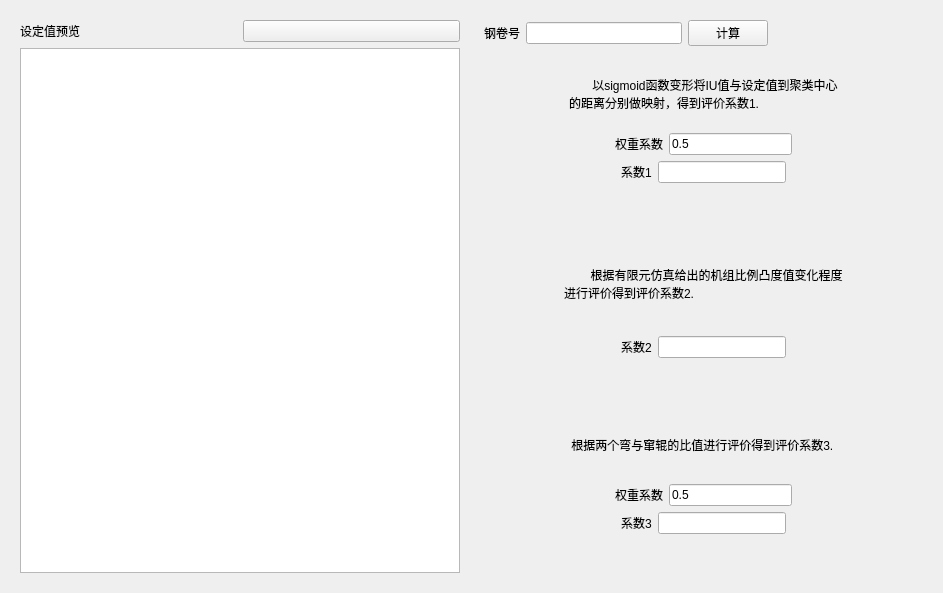
The window that flatness_control_capability_evaluation/preset_evaluate/preset_evaluate.ui (zhanghongjia1116/flatness) describes before a commit, drawn with Qt 5.
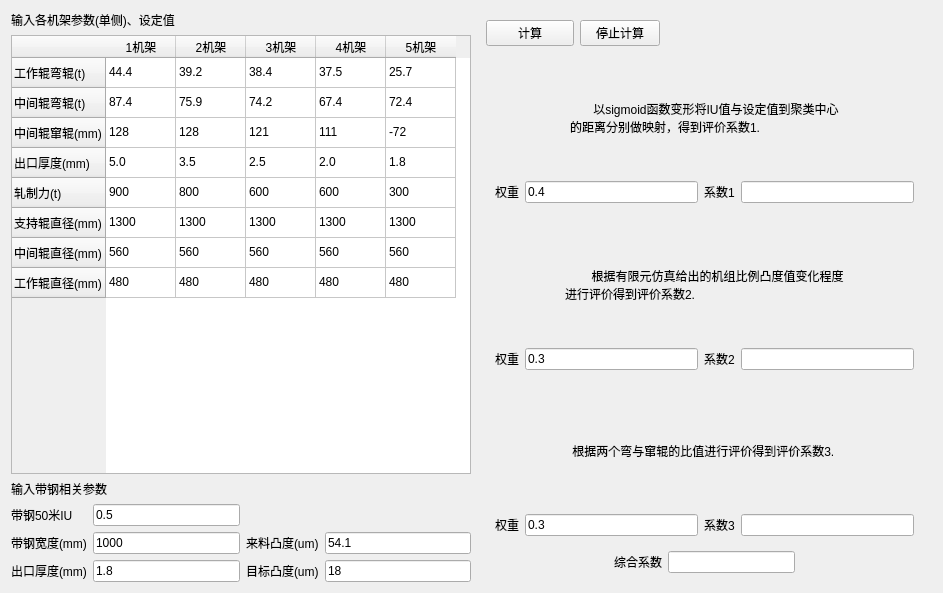
The same window after the commit. Custom widgets are drawn as their Qt base class.

Commit message: 马哥修改预设定值评价系数2

Patch:
```diff
--- a/flatness_control_capability_evaluation/preset_evaluate/preset_evaluate.ui
+++ b/flatness_control_capability_evaluation/preset_evaluate/preset_evaluate.ui
@@ -16,42 +16,390 @@
   <layout class="QHBoxLayout" name="horizontalLayout_9">
    <item>
     <widget class="CardWidget" name="CardWidget">
-     <layout class="QVBoxLayout" name="verticalLayout_5" stretch="1,9">
+     <layout class="QVBoxLayout" name="verticalLayout_5" stretch="0,0,0,0">
+      <property name="leftMargin">
+       <number>0</number>
+      </property>
+      <property name="topMargin">
+       <number>0</number>
+      </property>
+      <property name="rightMargin">
+       <number>0</number>
+      </property>
+      <property name="bottomMargin">
+       <number>0</number>
+      </property>
       <item>
-       <layout class="QHBoxLayout" name="horizontalLayout_8">
-        <item>
-         <widget class="SubtitleLabel" name="SubtitleLabel">
+       <widget class="SubtitleLabel" name="SubtitleLabel">
+        <property name="text">
+         <string>输入各机架参数(单侧)、设定值</string>
+        </property>
+       </widget>
+      </item>
+      <item>
+       <widget class="TableWidget" name="TableWidget">
+        <property name="sizeAdjustPolicy">
+         <enum>QAbstractScrollArea::AdjustToContents</enum>
+        </property>
+        <attribute name="horizontalHeaderDefaultSectionSize">
+         <number>70</number>
+        </attribute>
+        <row>
+         <property name="text">
+          <string>工作辊弯辊(t)</string>
+         </property>
+        </row>
+        <row>
+         <property name="text">
+          <string>中间辊弯辊(t)</string>
+         </property>
+        </row>
+        <row>
+         <property name="text">
+          <string>中间辊窜辊(mm)</string>
+         </property>
+        </row>
+        <row>
+         <property name="text">
+          <string>出口厚度(mm)</string>
+         </property>
+        </row>
+        <row>
+         <property name="text">
+          <string>轧制力(t)</string>
+         </property>
+        </row>
+        <row>
+         <property name="text">
+          <string>支持辊直径(mm)</string>
+         </property>
+        </row>
+        <row>
+         <property name="text">
+          <string>中间辊直径(mm)</string>
+         </property>
+        </row>
+        <row>
+         <property name="text">
+          <string>工作辊直径(mm)</string>
+         </property>
+        </row>
+        <column>
+         <property name="text">
+          <string>1机架</string>
+         </property>
+        </column>
+        <column>
+         <property name="text">
+          <string>2机架</string>
+         </property>
+        </column>
+        <column>
+         <property name="text">
+          <string>3机架</string>
+         </property>
+        </column>
+        <column>
+         <property name="text">
+          <string>4机架</string>
+         </property>
+        </column>
+        <column>
+         <property name="text">
+          <string>5机架</string>
+         </property>
+        </column>
+        <item row="0" column="0">
+         <property name="text">
+          <string>44.4  </string>
+         </property>
+        </item>
+        <item row="0" column="1">
+         <property name="text">
+          <string>39.2</string>
+         </property>
+        </item>
+        <item row="0" column="2">
+         <property name="text">
+          <string>38.4 </string>
+         </property>
+        </item>
+        <item row="0" column="3">
+         <property name="text">
+          <string>37.5</string>
+         </property>
+        </item>
+        <item row="0" column="4">
+         <property name="text">
+          <string>25.7</string>
+         </property>
+        </item>
+        <item row="1" column="0">
+         <property name="text">
+          <string>87.4 </string>
+         </property>
+        </item>
+        <item row="1" column="1">
+         <property name="text">
+          <string>75.9 </string>
+         </property>
+        </item>
+        <item row="1" column="2">
+         <property name="text">
+          <string>74.2 </string>
+         </property>
+        </item>
+        <item row="1" column="3">
+         <property name="text">
+          <string>67.4 </string>
+         </property>
+        </item>
+        <item row="1" column="4">
+         <property name="text">
+          <string>72.4</string>
+         </property>
+        </item>
+        <item row="2" column="0">
+         <property name="text">
+          <string>128 </string>
+         </property>
+        </item>
+        <item row="2" column="1">
+         <property name="text">
+          <string>128 </string>
+         </property>
+        </item>
+        <item row="2" column="2">
+         <property name="text">
+          <string>121 </string>
+         </property>
+        </item>
+        <item row="2" column="3">
+         <property name="text">
+          <string>111 </string>
+         </property>
+        </item>
+        <item row="2" column="4">
+         <property name="text">
+          <string>-72</string>
+         </property>
+        </item>
+        <item row="3" column="0">
+         <property name="text">
+          <string>5.0</string>
+         </property>
+        </item>
+        <item row="3" column="1">
+         <property name="text">
+          <string>3.5</string>
+         </property>
+        </item>
+        <item row="3" column="2">
+         <property name="text">
+          <string>2.5</string>
+         </property>
+        </item>
+        <item row="3" column="3">
+         <property name="text">
+          <string>2.0</string>
+         </property>
+        </item>
+        <item row="3" column="4">
+         <property name="text">
+          <string>1.8</string>
+         </property>
+        </item>
+        <item row="4" column="0">
+         <property name="text">
+          <string>900</string>
+         </property>
+        </item>
+        <item row="4" column="1">
+         <property name="text">
+          <string>800</string>
+         </property>
+        </item>
+        <item row="4" column="2">
+         <property name="text">
+          <string>600</string>
+         </property>
+        </item>
+        <item row="4" column="3">
+         <property name="text">
+          <string>600</string>
+         </property>
+        </item>
+        <item row="4" column="4">
+         <property name="text">
+          <string>300</string>
+         </property>
+        </item>
+        <item row="5" column="0">
+         <property name="text">
+          <string>1300</string>
+         </property>
+        </item>
+        <item row="5" column="1">
+         <property name="text">
+          <string>1300</string>
+         </property>
+        </item>
+        <item row="5" column="2">
+         <property name="text">
+          <string>1300</string>
+         </property>
+        </item>
+        <item row="5" column="3">
+         <property name="text">
+          <string>1300</string>
+         </property>
+        </item>
+        <item row="5" column="4">
+         <property name="text">
+          <string>1300</string>
+         </property>
+        </item>
+        <item row="6" column="0">
+         <property name="text">
+          <string>560</string>
+         </property>
+        </item>
+        <item row="6" column="1">
+         <property name="text">
+          <string>560</string>
+         </property>
+        </item>
+        <item row="6" column="2">
+         <property name="text">
+          <string>560</string>
+         </property>
+        </item>
+        <item row="6" column="3">
+         <property name="text">
+          <string>560</string>
+         </property>
+        </item>
+        <item row="6" column="4">
+         <property name="text">
+          <string>560</string>
+         </property>
+        </item>
+        <item row="7" column="0">
+         <property name="text">
+          <string>480</string>
+         </property>
+        </item>
+        <item row="7" column="1">
+         <property name="text">
+          <string>480</string>
+         </property>
+        </item>
+        <item row="7" column="2">
+         <property name="text">
+          <string>480</string>
+         </property>
+        </item>
+        <item row="7" column="3">
+         <property name="text">
+          <string>480</string>
+         </property>
+        </item>
+        <item row="7" column="4">
+         <property name="text">
+          <string>480</string>
+         </property>
+        </item>
+       </widget>
+      </item>
+      <item>
+       <widget class="SubtitleLabel" name="SubtitleLabel_2">
+        <property name="text">
+         <string>输入带钢相关参数</string>
+        </property>
+       </widget>
+      </item>
+      <item>
+       <layout class="QGridLayout" name="gridLayout">
+        <item row="2" column="2">
+         <widget class="CaptionLabel" name="CaptionLabel_6">
           <property name="text">
-           <string>设定值预览</string>
+           <string>来料凸度(um)</string>
           </property>
          </widget>
         </item>
-        <item>
-         <widget class="CalendarPicker" name="CalendarPicker"/>
+        <item row="3" column="1">
+         <widget class="LineEdit" name="exitThicknessLineEdit">
+          <property name="text">
+           <string>1.8</string>
+          </property>
+         </widget>
+        </item>
+        <item row="3" column="0">
+         <widget class="CaptionLabel" name="CaptionLabel_5">
+          <property name="text">
+           <string>出口厚度(mm)</string>
+          </property>
+         </widget>
+        </item>
+        <item row="2" column="3">
+         <widget class="LineEdit" name="materialConvexityLineEdit">
+          <property name="text">
+           <string>54.1</string>
+          </property>
+         </widget>
+        </item>
+        <item row="1" column="1">
+         <widget class="LineEdit" name="IULineEdit">
+          <property name="text">
+           <string>0.5</string>
+          </property>
+         </widget>
+        </item>
+        <item row="3" column="2">
+         <widget class="CaptionLabel" name="CaptionLabel_7">
+          <property name="text">
+           <string>目标凸度(um)</string>
+          </property>
+         </widget>
+        </item>
+        <item row="1" column="0">
+         <widget class="CaptionLabel" name="CaptionLabel_3">
+          <property name="text">
+           <string>带钢50米IU</string>
+          </property>
+         </widget>
+        </item>
+        <item row="2" column="0">
+         <widget class="CaptionLabel" name="CaptionLabel_2">
+          <property name="text">
+           <string>带钢宽度(mm)</string>
+          </property>
+         </widget>
+        </item>
+        <item row="2" column="1">
+         <widget class="LineEdit" name="stripWidthLineEdit">
+          <property name="text">
+           <string>1000</string>
+          </property>
+         </widget>
+        </item>
+        <item row="3" column="3">
+         <widget class="LineEdit" name="targetConvexityLineEdit">
+          <property name="text">
+           <string>18</string>
+          </property>
+         </widget>
         </item>
        </layout>
       </item>
-      <item>
-       <widget class="TableView" name="TableView"/>
-      </item>
      </layout>
     </widget>
    </item>
    <item>
     <widget class="CardWidget" name="CardWidget_2">
-     <layout class="QVBoxLayout" name="verticalLayout_4" stretch="1,3,3,3">
+     <layout class="QVBoxLayout" name="verticalLayout_4" stretch="0,3,3,3,0">
       <item>
-       <layout class="QHBoxLayout" name="horizontalLayout">
-        <item>
-         <widget class="SubtitleLabel" name="SubtitleLabel_2">
-          <property name="text">
-           <string>钢卷号</string>
-          </property>
-         </widget>
-        </item>
-        <item>
-         <widget class="LineEdit" name="stripLineEdit"/>
-        </item>
+       <layout class="QHBoxLayout" name="horizontalLayout_10" stretch="1,0,3">
         <item>
          <widget class="PrimaryPushButton" name="calculatePushButton">
           <property name="text">
@@ -59,6 +407,13 @@
           </property>
          </widget>
         </item>
+        <item>
+         <widget class="PrimaryPushButton" name="stopCalculatePushButton">
+          <property name="text">
+           <string>停止计算</string>
+          </property>
+         </widget>
+        </item>
         <item>
          <spacer name="horizontalSpacer_7">
           <property name="orientation">
@@ -118,66 +473,20 @@
           </layout>
          </item>
          <item>
-          <layout class="QHBoxLayout" name="horizontalLayout_10">
+          <layout class="QHBoxLayout" name="horizontalLayout">
            <item>
-            <spacer name="horizontalSpacer_15">
-             <property name="orientation">
-              <enum>Qt::Horizontal</enum>
-             </property>
-             <property name="sizeHint" stdset="0">
-              <size>
-               <width>40</width>
-               <height>20</height>
-              </size>
-             </property>
-            </spacer>
-           </item>
-           <item>
-            <widget class="CaptionLabel" name="CaptionLabel">
+            <widget class="SubtitleLabel" name="SubtitleLabel_6">
              <property name="text">
-              <string>权重系数</string>
+              <string>权重</string>
              </property>
             </widget>
            </item>
            <item>
             <widget class="LineEdit" name="proportion_1">
              <property name="text">
-              <string>0.5</string>
+              <string>0.4</string>
              </property>
             </widget>
-           </item>
-           <item>
-            <spacer name="horizontalSpacer_14">
-             <property name="orientation">
-              <enum>Qt::Horizontal</enum>
-             </property>
-             <property name="sizeHint" stdset="0">
-              <size>
-               <width>40</width>
-               <height>20</height>
-              </size>
-             </property>
-            </spacer>
-           </item>
-          </layout>
-         </item>
-         <item>
-          <layout class="QHBoxLayout" name="horizontalLayout_3" stretch="0,0,0,0">
-           <property name="bottomMargin">
-            <number>30</number>
-           </property>
-           <item>
-            <spacer name="horizontalSpacer_11">
-             <property name="orientation">
-              <enum>Qt::Horizontal</enum>
-             </property>
-             <property name="sizeHint" stdset="0">
-              <size>
-               <width>40</width>
-               <height>20</height>
-              </size>
-             </property>
-            </spacer>
            </item>
            <item>
             <widget class="SubtitleLabel" name="SubtitleLabel_3">
@@ -189,19 +498,6 @@
            <item>
             <widget class="LineEdit" name="coefficientLineEdit_1"/>
            </item>
-           <item>
-            <spacer name="horizontalSpacer_8">
-             <property name="orientation">
-              <enum>Qt::Horizontal</enum>
-             </property>
-             <property name="sizeHint" stdset="0">
-              <size>
-               <width>40</width>
-               <height>20</height>
-              </size>
-             </property>
-            </spacer>
-           </item>
           </layout>
          </item>
         </layout>
@@ -251,22 +547,20 @@
           </layout>
          </item>
          <item>
-          <layout class="QHBoxLayout" name="horizontalLayout_5">
-           <property name="bottomMargin">
-            <number>30</number>
-           </property>
+          <layout class="QHBoxLayout" name="horizontalLayout_3">
            <item>
-            <spacer name="horizontalSpacer_12">
-             <property name="orientation">
-              <enum>Qt::Horizontal</enum>
+            <widget class="SubtitleLabel" name="SubtitleLabel_7">
+             <property name="text">
+              <string>权重</string>
              </property>
-             <property name="sizeHint" stdset="0">
-              <size>
-               <width>40</width>
-               <height>20</height>
-              </size>
+            </widget>
+           </item>
+           <item>
+            <widget class="LineEdit" name="proportion_2">
+             <property name="text">
+              <string>0.3</string>
              </property>
-            </spacer>
+            </widget>
            </item>
            <item>
             <widget class="SubtitleLabel" name="SubtitleLabel_4">
@@ -278,19 +572,6 @@
            <item>
             <widget class="LineEdit" name="coefficientLineEdit_2"/>
            </item>
-           <item>
-            <spacer name="horizontalSpacer_9">
-             <property name="orientation">
-              <enum>Qt::Horizontal</enum>
-             </property>
-             <property name="sizeHint" stdset="0">
-              <size>
-               <width>40</width>
-               <height>20</height>
-              </size>
-             </property>
-            </spacer>
-           </item>
           </layout>
          </item>
         </layout>
@@ -352,66 +633,20 @@
           </layout>
          </item>
          <item>
-          <layout class="QHBoxLayout" name="horizontalLayout_12">
+          <layout class="QHBoxLayout" name="horizontalLayout_5">
            <item>
-            <spacer name="horizontalSpacer_18">
-             <property name="orientation">
-              <enum>Qt::Horizontal</enum>
-             </property>
-             <property name="sizeHint" stdset="0">
-              <size>
-               <width>40</width>
-               <height>20</height>
-              </size>
-             </property>
-            </spacer>
-           </item>
-           <item>
-            <widget class="CaptionLabel" name="CaptionLabel_3">
+            <widget class="SubtitleLabel" name="SubtitleLabel_8">
              <property name="text">
-              <string>权重系数</string>
+              <string>权重</string>
              </property>
             </widget>
            </item>
            <item>
             <widget class="LineEdit" name="proportion_3">
              <property name="text">
-              <string>0.5</string>
+              <string>0.3</string>
              </property>
             </widget>
-           </item>
-           <item>
-            <spacer name="horizontalSpacer_19">
-             <property name="orientation">
-              <enum>Qt::Horizontal</enum>
-             </property>
-             <property name="sizeHint" stdset="0">
-              <size>
-               <width>40</width>
-               <height>20</height>
-              </size>
-             </property>
-            </spacer>
-           </item>
-          </layout>
-         </item>
-         <item>
-          <layout class="QHBoxLayout" name="horizontalLayout_7">
-           <property name="bottomMargin">
-            <number>30</number>
-           </property>
-           <item>
-            <spacer name="horizontalSpacer_13">
-             <property name="orientation">
-              <enum>Qt::Horizontal</enum>
-             </property>
-             <property name="sizeHint" stdset="0">
-              <size>
-               <width>40</width>
-               <height>20</height>
-              </size>
-             </property>
-            </spacer>
            </item>
            <item>
             <widget class="SubtitleLabel" name="SubtitleLabel_5">
@@ -423,24 +658,51 @@
            <item>
             <widget class="LineEdit" name="coefficientLineEdit_3"/>
            </item>
-           <item>
-            <spacer name="horizontalSpacer_10">
-             <property name="orientation">
-              <enum>Qt::Horizontal</enum>
-             </property>
-             <property name="sizeHint" stdset="0">
-              <size>
-               <width>40</width>
-               <height>20</height>
-              </size>
-             </property>
-            </spacer>
-           </item>
           </layout>
          </item>
         </layout>
        </widget>
       </item>
+      <item>
+       <layout class="QHBoxLayout" name="horizontalLayout_11" stretch="0,0,0,0">
+        <item>
+         <spacer name="horizontalSpacer_9">
+          <property name="orientation">
+           <enum>Qt::Horizontal</enum>
+          </property>
+          <property name="sizeHint" stdset="0">
+           <size>
+            <width>40</width>
+            <height>20</height>
+           </size>
+          </property>
+         </spacer>
+        </item>
+        <item>
+         <widget class="SubtitleLabel" name="SubtitleLabel_9">
+          <property name="text">
+           <string>综合系数</string>
+          </property>
+         </widget>
+        </item>
+        <item>
+         <widget class="LineEdit" name="coefficientLineEdit_final"/>
+        </item>
+        <item>
+         <spacer name="horizontalSpacer_8">
+          <property name="orientation">
+           <enum>Qt::Horizontal</enum>
+          </property>
+          <property name="sizeHint" stdset="0">
+           <size>
+            <width>40</width>
+            <height>20</height>
+           </size>
+          </property>
+         </spacer>
+        </item>
+       </layout>
+      </item>
      </layout>
     </widget>
    </item>
@@ -463,11 +725,6 @@
    <header>qfluentwidgets</header>
    <container>1</container>
   </customwidget>
-  <customwidget>
-   <class>CalendarPicker</class>
-   <extends>QPushButton</extends>
-   <header>qfluentwidgets</header>
-  </customwidget>
   <customwidget>
    <class>CaptionLabel</class>
    <extends>QLabel</extends>
@@ -489,8 +746,8 @@
    <header>qfluentwidgets</header>
   </customwidget>
   <customwidget>
-   <class>TableView</class>
-   <extends>QTableView</extends>
+   <class>TableWidget</class>
+   <extends>QTableWidget</extends>
    <header>qfluentwidgets</header>
   </customwidget>
  </customwidgets>
```
The commit also changes 17 other files.
